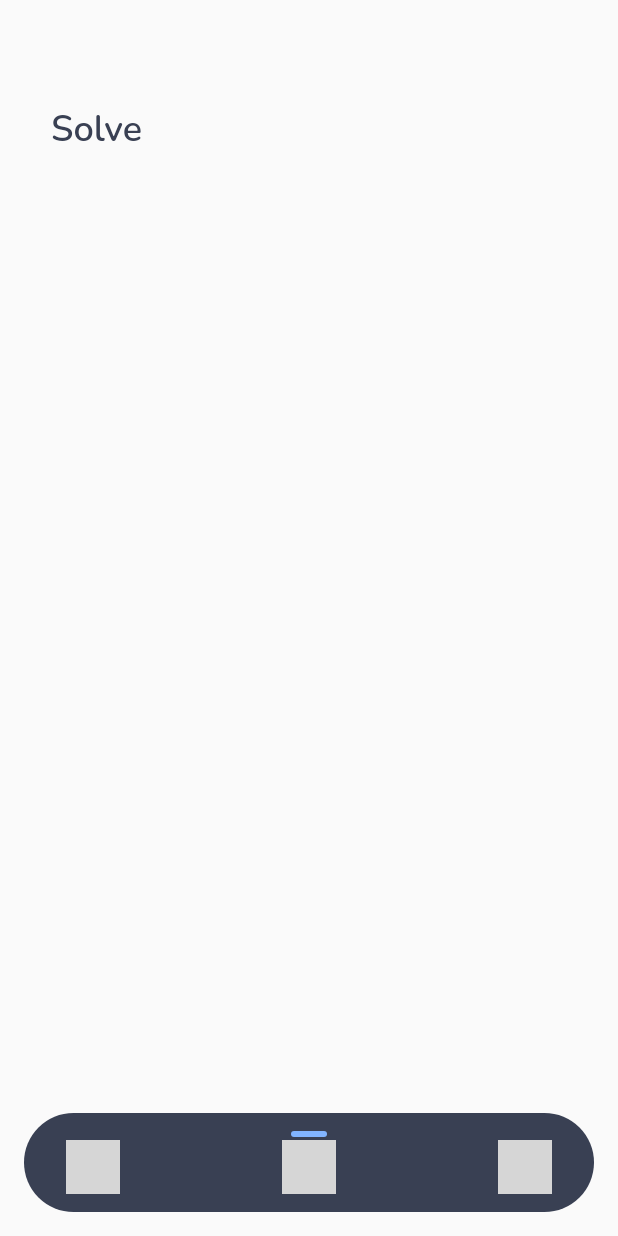
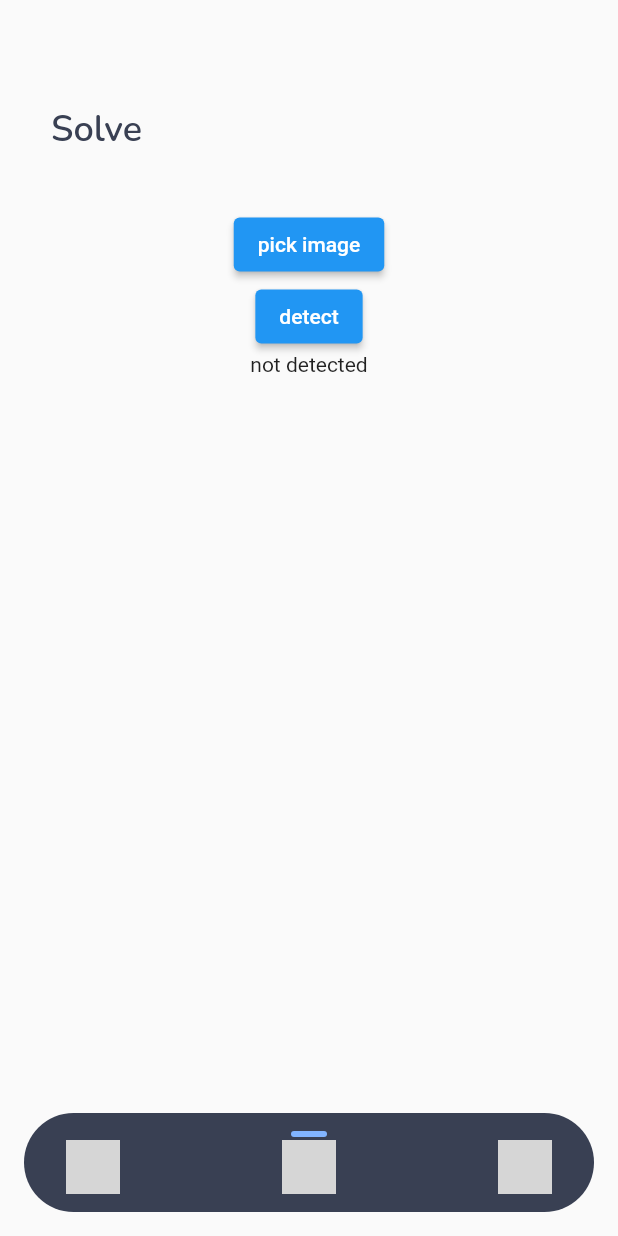
Before and after one commit to sunba23/Sudoku-app, a Flutter app: the screen it shows after launch, swiped to page 2, on a phone screen of 412 x 824 dp. Run offline on Flutter 3.47's test engine with Material 2 defaults, Android fonts, the phone set to English and light mode, and no system bars; drawn by our look-alikes of card_swiper, rive; our stand-ins replace flutter_dotenv, flutter_login, font_awesome_flutter, google_fonts, image_picker, loading_animation_widget and 1 more; missing offline and left inert: amplify_analytics_pinpoint, amplify_auth_cognito, amplify_flutter, another_transformer_page_view, dart:ffi; grey boxes are pictures that could not be loaded.

Commit message:
working on base64

```diff
--- a/lib/main.dart
+++ b/lib/main.dart
@@ -11,7 +11,7 @@ import 'package:flutter_dotenv/flutter_dotenv.dart';
 void main() async {
   WidgetsFlutterBinding.ensureInitialized();
   await configureAmplify();
-  // await dotenv.load();
+  await dotenv.load();
   runApp(const MyApp());
 }
 
--- a/lib/pages/camera_page.dart
+++ b/lib/pages/camera_page.dart
@@ -1,16 +1,20 @@
 import 'dart:convert';
 import 'dart:io';
+import 'dart:typed_data';
 import 'package:amplify_flutter/amplify_flutter.dart';
 import 'package:app/components/title_area.dart';
 import 'package:flutter/material.dart';
 import 'package:flutter_dotenv/flutter_dotenv.dart';
+
 import 'package:font_awesome_flutter/font_awesome_flutter.dart';
 import 'package:google_fonts/google_fonts.dart';
 import 'package:image_picker/image_picker.dart';
 import 'package:loading_animation_widget/loading_animation_widget.dart';
+import 'package:path_provider/path_provider.dart';
 import '../utils/platform_utils.dart';
 import 'package:http/http.dart' as http;
 import '../widgets/sudoku.dart';
+import 'dart:developer';
 
 class CameraPage extends StatefulWidget {
   const CameraPage({super.key});
@@ -20,65 +24,79 @@ class CameraPage extends StatefulWidget {
 }
 
 class _CameraPageState extends State<CameraPage> {
-  // File? _image;
+  File? _image;
   // bool _isImageLoaded = false;
   // bool _isPickingImage = true; // stage 1
   // bool _areNumbersBeingDetected = false; // stage 2
-  // bool _isDetected = false; // stage 3
-  // final imagePicker = ImagePicker();
+  bool _isDetected = false; // stage 3
+  final imagePicker = ImagePicker();
   // String? _detectedNumbers;
-  //
-  // Future getImageFromCamera() async {
-  //   final image = await imagePicker.pickImage(source: ImageSource.camera);
-  //   setState(() {
-  //     _image = File(image!.path);
-  //     _isImageLoaded = true;
-  //   });
-  // }
-  //
-  // Future getImageFromGallery() async {
-  //   final image = await imagePicker.pickImage(source: ImageSource.gallery);
-  //   setState(() {
-  //     _image = File(image!.path);
-  //     _isImageLoaded = true;
-  //   });
-  // }
-  //
-  // Future<String?> getNumbersFromImage(File image) async {
-  //   String url = dotenv.env['AWS_LAMBDA_ENDPOINT_URL']!;
-  //
-  //   // Read the Sudoku image as bytes and encode it to base64
-  //   List<int> imageBytes = await image.readAsBytes();
-  //   String base64Image = base64Encode(imageBytes);
-  //   safePrint('Base64 image: $base64Image');
-  //
-  //   try {
-  //     Map<String, dynamic> requestBody = {
-  //       'body': {'image': base64Image}
-  //     };
-  //
-  //     // Send the POST request
-  //     final response = await http.post(
-  //       Uri.parse(url),
-  //       headers: {'Content-Type': 'application/json'},
-  //       body: jsonEncode(requestBody),
-  //     );
-  //
-  //     if (response.statusCode == 200) {
-  //       Map<String, dynamic> responseData = jsonDecode(response.body);
-  //       Map<String, dynamic> responseBody = jsonDecode(responseData['body']);
-  //       String detectedNumbers = responseBody['sudoku'];
-  //       return detectedNumbers;
-  //     } else {
-  //       safePrint(
-  //         'Error number: ${response.statusCode} ${response.reasonPhrase}');
-  //     }
-  //   } catch (error) {
-  //     safePrint('Exception occurred HERE: $error');
-  //   }
-  //   return null;
-  // }
-  //
+
+  Future getImageFromCamera() async {
+    final image = await imagePicker.pickImage(source: ImageSource.camera);
+
+    setState(() {
+      _image = File(image!.path);
+      // _isImageLoaded = true;
+    });
+  }
+
+  Future getImageFromGallery() async {
+    final image = await imagePicker.pickImage(source: ImageSource.gallery);
+    setState(() {
+      _image = File(image!.path);
+      // _isImageLoaded = true;
+    });
+  }
+
+  Future<String> getImageBase64(File image) async {
+    Uint8List imageBytes = await image.readAsBytes();
+    String encodedData = base64Encode(imageBytes);
+    return encodedData;
+  }
+
+
+  Future<String?> getNumbersFromImage(File image) async {
+    String url = dotenv.env['AWS_LAMBDA_ENDPOINT_URL']!;
+
+    // try {
+      Map<String, dynamic> requestBody = {
+        'body': {'image': await getImageBase64(_image!)},
+      };
+
+      //request body length
+      int length = jsonEncode(requestBody).length;
+      debugPrint('length: $length');
+      debugPrint('requestBody: $requestBody', wrapWidth: 1000);
+
+      debugPrint("LAST 200:\n");
+      debugPrint(requestBody['body']['image'].toString().substring(length - 200, length - 1), wrapWidth: 1000);
+
+
+      log(requestBody.toString());
+      // Send the POST request
+      final response = await http.post(
+        Uri.parse(url),
+        headers: {'Content-Type': 'application/json'},
+        body: jsonEncode(requestBody),
+      );
+
+    //   if (response.statusCode == 200) {
+    //     Map<String, dynamic> responseData = jsonDecode(response.body);
+    //     Map<String, dynamic> responseBody = jsonDecode(responseData['body']);
+    //     String detectedNumbers = responseBody['sudoku'];
+    //     _isDetected = true;
+    //     return detectedNumbers;
+    //   } else {
+    //     safePrint(
+    //       'Error number: ${response.statusCode} ${response.reasonPhrase}');
+    //   }
+    // } catch (error) {
+    //   safePrint('Exception occurred: $error');
+    // }
+    // return null;
+  }
+
   // @override
   // Widget build(BuildContext context) {
   //   return Scaffold(
@@ -179,10 +197,37 @@ class _CameraPageState extends State<CameraPage> {
   // }
   @override
   Widget build(BuildContext context) {
-    return const Scaffold(
+    return Scaffold(
       body: Column(
         children: [
-          TitleArea(title: "Solve"),
+          const TitleArea(title: "Solve"),
+          const SizedBox(
+            height: 20,
+          ),
+          ElevatedButton(
+            onPressed: getImageFromGallery,
+            child: const Text('pick image'),
+          ),
+          ElevatedButton(
+            onPressed: () {
+              setState(() {
+                _isDetected = true;
+              });
+            },
+            child: const Text('detect'),
+          ),
+          _isDetected
+            ? FutureBuilder(
+                future: getNumbersFromImage(_image!),
+                builder: (BuildContext context, AsyncSnapshot snapshot) {
+                  if (snapshot.hasData) {
+                    return Text(snapshot.data);
+                  } else {
+                    return const Text('Loading...');
+                  }
+                },
+              )
+            : const Text('not detected'),
         ],
       ),
     );
```
